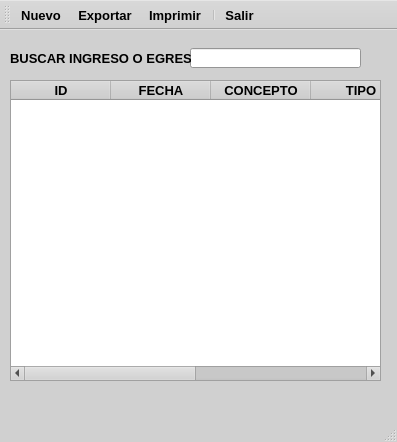
First picture: the form in ui/lista_ingresos_egresos.ui, repository EdwardsBC/SutrakomaqV2, before the edit.
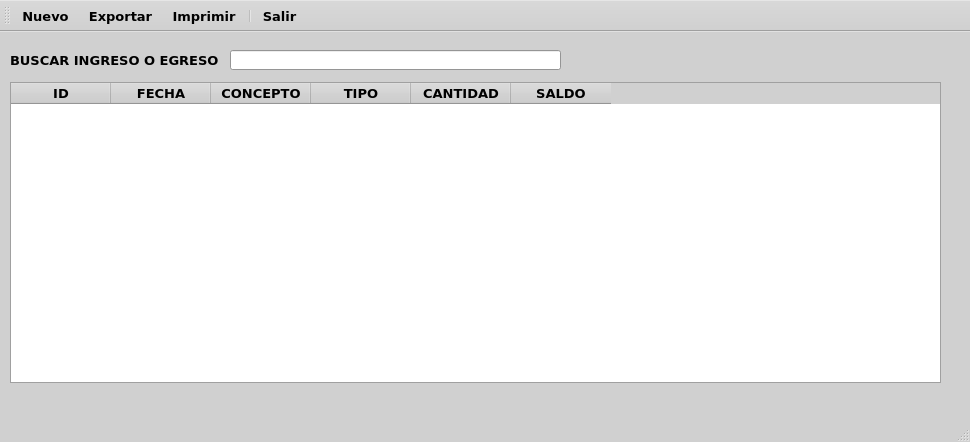
Second picture: the form after the edit. Icons and pictures are not drawn.

```diff
--- a/ui/lista_ingresos_egresos.ui
+++ b/ui/lista_ingresos_egresos.ui
@@ -6,7 +6,7 @@
    <rect>
     <x>0</x>
     <y>0</y>
-    <width>397</width>
+    <width>970</width>
     <height>442</height>
    </rect>
   </property>
@@ -454,6 +454,7 @@
   </property>
   <property name="font">
    <font>
+    <family>Verdana</family>
     <pointsize>10</pointsize>
     <bold>true</bold>
    </font>
@@ -465,14 +466,15 @@
    <widget class="QLineEdit" name="lineEdit">
     <property name="geometry">
      <rect>
-      <x>190</x>
+      <x>230</x>
       <y>18</y>
-      <width>171</width>
+      <width>331</width>
       <height>20</height>
      </rect>
     </property>
     <property name="font">
      <font>
+      <family>Verdana</family>
       <pointsize>10</pointsize>
       <bold>true</bold>
      </font>
@@ -486,12 +488,13 @@
      <rect>
       <x>10</x>
       <y>20</y>
-      <width>181</width>
+      <width>211</width>
       <height>16</height>
      </rect>
     </property>
     <property name="font">
      <font>
+      <family>Verdana</family>
       <pointsize>10</pointsize>
       <bold>true</bold>
      </font>
@@ -505,7 +508,7 @@
      <rect>
       <x>10</x>
       <y>50</y>
-      <width>371</width>
+      <width>931</width>
       <height>301</height>
      </rect>
     </property>
```
Left out of the diff: 22 changed lines with no effect on the pictures.
